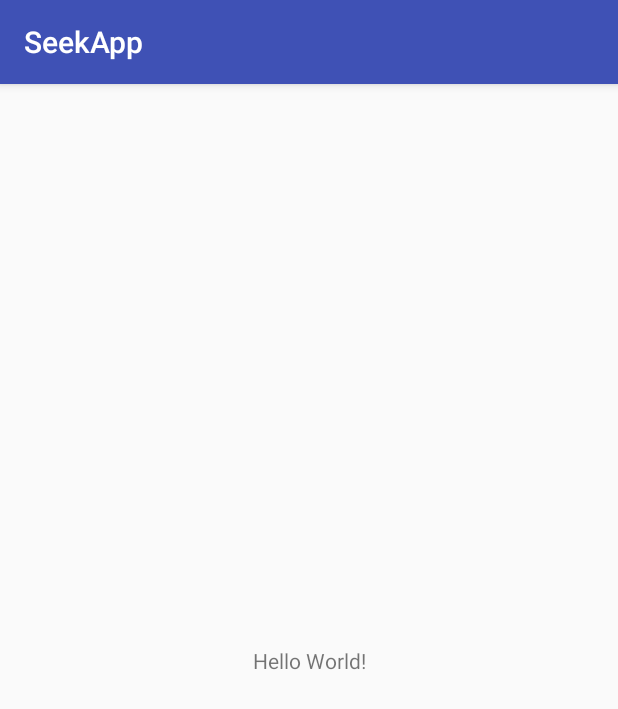
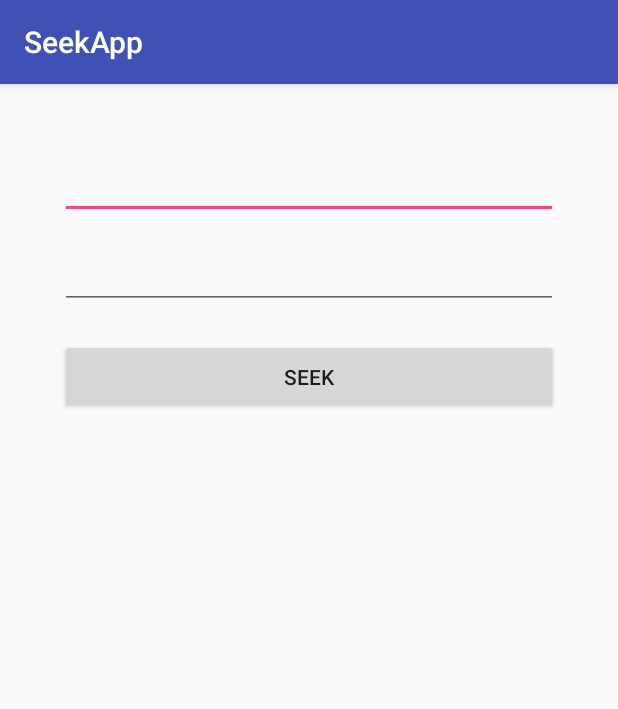
Before and after one commit to Chemilmakhlouta/ChemChat, an Android app: the screen it shows after launch (JobSearchActivity), on a phone screen of 412 x 824 dp. Shown: the top 709 px of the screen. Run offline under Robolectric (Android 15) with nearby library versions, the phone set to English and light mode, and no system bars; 3 statements that could not run were skipped.

```diff
--- a/app/build.gradle
+++ b/app/build.gradle
@@ -39,7 +39,7 @@ kapt {
 }
 
 allOpen {
-    annotation("chemilmakhlouta.abcnewsproject.application.injection.annotation.Mockable")
+    annotation("chemilmakhlouta.seekapp.application.injection.annotation.Mockable")
 }
 
 dependencies {
--- a/app/src/main/java/chemilmakhlouta/seekapp/application/injection/module/JobsModule.kt
+++ b/app/src/main/java/chemilmakhlouta/seekapp/application/injection/module/JobsModule.kt
@@ -17,5 +17,5 @@ class JobsModule {
 
     @Provides
     @Singleton
-    fun provideNewsRepository(@Named(RetrofitModule.RETROFIT) retrofit: Retrofit): JobsRepository = JobsService(retrofit)
+    fun provideJobsRepository(@Named(RetrofitModule.RETROFIT) retrofit: Retrofit): JobsRepository = JobsService(retrofit)
 }
--- a/app/src/main/java/chemilmakhlouta/seekapp/application/injection/module/RetrofitModule.kt
+++ b/app/src/main/java/chemilmakhlouta/seekapp/application/injection/module/RetrofitModule.kt
@@ -24,7 +24,7 @@ class RetrofitModule {
     fun provideRetrofit(httpClient: OkHttpClient,
                         retrofitBuilder: Retrofit.Builder): Retrofit =
             retrofitBuilder.client(httpClient)
-                    .baseUrl("https://api.rss2json.com")
+                    .baseUrl("https://jobsearch-api-mobile.cloud.seek.com.au")
                     .build()
 
     @Provides
--- a/app/src/main/java/chemilmakhlouta/seekapp/data/jobs/JobsService.kt
+++ b/app/src/main/java/chemilmakhlouta/seekapp/data/jobs/JobsService.kt
@@ -1,6 +1,5 @@
 package chemilmakhlouta.seekapp.data.jobs
 
-import chemilmakhlouta.seekapp.data.jobs.model.JobObjectResponse
 import chemilmakhlouta.seekapp.data.jobs.model.JobsListResponse
 import chemilmakhlouta.seekapp.domain.JobsRepository
 import chemilmakhlouta.seekapp.domain.model.JobObject
@@ -25,7 +24,7 @@ class JobsService @Inject constructor(retrofit: Retrofit) : JobsRepository {
 
 
     private interface JobsClient {
-        @GET("/v1")
+        @GET("/search")
         fun getJobs(): Single<JobsListResponse>
     }
 
--- a/app/src/main/java/chemilmakhlouta/seekapp/data/jobs/model/JobObjectResponse.kt
+++ b/app/src/main/java/chemilmakhlouta/seekapp/data/jobs/model/JobObjectResponse.kt
@@ -3,4 +3,6 @@ package chemilmakhlouta.seekapp.data.jobs.model
 /**
  * Created by Chemil Makhlouta on 24/7/18.
  */
-data class JobObjectResponse(val title: String)
+data class JobObjectResponse(val title: String,
+                             val id: Int,
+                             val teaser: String)
--- a/app/src/main/java/chemilmakhlouta/seekapp/presentation/view/JobSearchActivity.kt
+++ b/app/src/main/java/chemilmakhlouta/seekapp/presentation/view/JobSearchActivity.kt
@@ -11,6 +11,6 @@ class JobSearchActivity : AppCompatActivity() {
 
     override fun onCreate(savedInstanceState: Bundle?) {
         super.onCreate(savedInstanceState)
-        setContentView(R.layout.activity_main)
+        setContentView(R.layout.activity_job_search)
     }
 }
--- a/app/src/main/java/chemilmakhlouta/seekapp/presentation/view/JobsListActivity.kt
+++ b/app/src/main/java/chemilmakhlouta/seekapp/presentation/view/JobsListActivity.kt
@@ -11,6 +11,6 @@ class JobsListActivity : AppCompatActivity() {
 
     override fun onCreate(savedInstanceState: Bundle?) {
         super.onCreate(savedInstanceState)
-        setContentView(R.layout.activity_main)
+        setContentView(R.layout.activity_job_list)
     }
 }
--- /dev/null
+++ b/app/src/main/res/layout/activity_job_search.xml
@@ -0,0 +1,27 @@
+<?xml version="1.0" encoding="utf-8"?>
+<LinearLayout xmlns:android="http://schemas.android.com/apk/res/android"
+    android:layout_width="match_parent"
+    android:layout_height="match_parent"
+    android:orientation="vertical"
+    android:padding="40dp">
+
+    <EditText
+        android:id="@+id/jobTitle"
+        android:layout_width="match_parent"
+        android:layout_height="50dp"
+        android:inputType="text"/>
+
+    <EditText
+        android:id="@+id/jobLocation"
+        android:layout_width="match_parent"
+        android:layout_height="50dp"
+        android:layout_marginTop="10dp"
+        android:inputType="text"/>
+
+    <Button
+        android:layout_width="match_parent"
+        android:layout_height="50dp"
+        android:layout_marginTop="20dp"
+        android:text="@string/seek"/>
+
+</LinearLayout>
--- a/app/src/main/res/layout/activity_main.xml
+++ /dev/null
@@ -1,19 +0,0 @@
-<?xml version="1.0" encoding="utf-8"?>
-<android.support.constraint.ConstraintLayout
-    xmlns:android="http://schemas.android.com/apk/res/android"
-    xmlns:app="http://schemas.android.com/apk/res-auto"
-    xmlns:tools="http://schemas.android.com/tools"
-    android:layout_width="match_parent"
-    android:layout_height="match_parent"
-    tools:context="chemilmakhlouta.seekapp.presentation.MainActivity">
-
-    <TextView
-        android:layout_width="wrap_content"
-        android:layout_height="wrap_content"
-        android:text="Hello World!"
-        app:layout_constraintBottom_toBottomOf="parent"
-        app:layout_constraintLeft_toLeftOf="parent"
-        app:layout_constraintRight_toRightOf="parent"
-        app:layout_constraintTop_toTopOf="parent"/>
-
-</android.support.constraint.ConstraintLayout>
--- a/app/src/main/res/values/strings.xml
+++ b/app/src/main/res/values/strings.xml
@@ -1,3 +1,4 @@
 <resources>
     <string name="app_name">SeekApp</string>
+    <string name="seek">SEEK</string>
 </resources>
```
Also changed, not shown: app/src/main/java/chemilmakhlouta/seekapp/data/jobs/JobsListMapper.kt (+6 -6 lines), app/src/main/java/chemilmakhlouta/seekapp/domain/usecase/GetJobsUseCase.kt (+11 -0 lines), app/src/main/java/chemilmakhlouta/seekapp/presentation/presenter/JobSearchPresenter.kt (+26 -1 lines), app/src/main/java/chemilmakhlouta/seekapp/presentation/presenter/JobsListPresenter.kt (+82 -0 lines), app/src/main/res/layout/activity_job_list.xml (added, +19 -0 lines), 2 other files.
